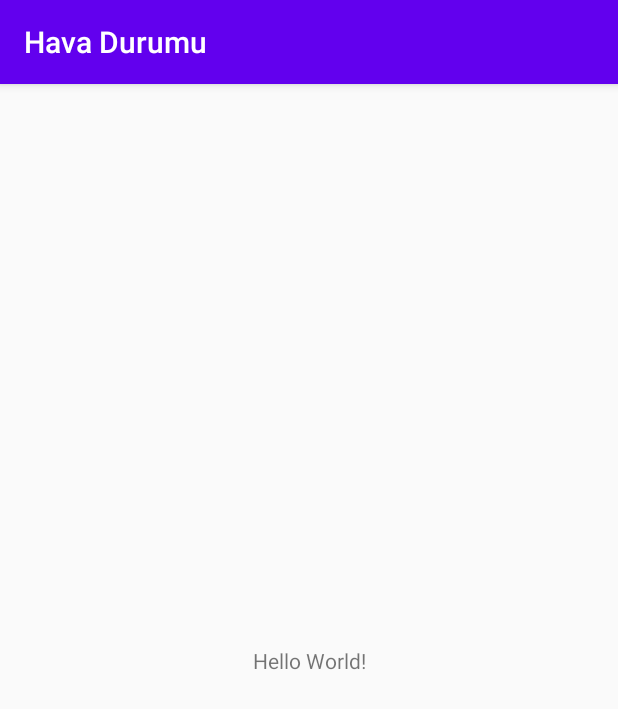
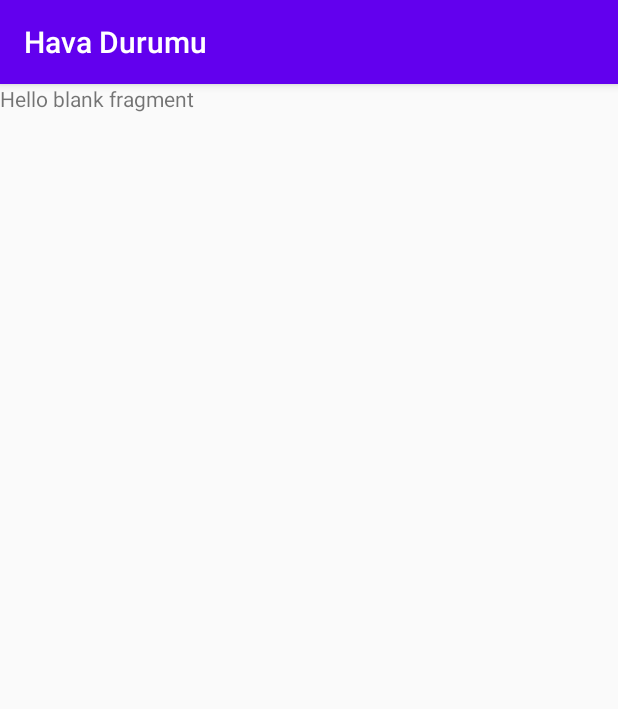
Before and after one commit to yunusbedir/HavaDurumu, an Android app: the screen it shows after launch (MainActivity), on a phone screen of 412 x 824 dp. Shown: the top 709 px of the screen. Run offline under Robolectric (Android 15) with nearby library versions, the phone set to English and light mode, and no system bars.

Commit message:
navigation Components eklendi

```diff
--- a/app/build.gradle
+++ b/app/build.gradle
@@ -1,6 +1,7 @@
 apply plugin: 'com.android.application'
 apply plugin: 'kotlin-android'
 apply plugin: 'kotlin-android-extensions'
+apply plugin: "androidx.navigation.safeargs.kotlin"
 apply plugin: 'kotlin-kapt'
 android {
     compileSdkVersion 29
@@ -26,6 +27,7 @@ android {
 }
 
 dependencies {
+
     implementation fileTree(dir: 'libs', include: ['*.jar'])
     implementation "org.jetbrains.kotlin:kotlin-stdlib-jdk7:$kotlin_version"
     implementation 'androidx.appcompat:appcompat:1.1.0'
@@ -36,5 +38,7 @@ dependencies {
     androidTestImplementation 'androidx.test.ext:junit:1.1.1'
     androidTestImplementation 'androidx.test.espresso:espresso-core:3.2.0'
 
-
+    //Navigation Components
+    implementation "androidx.navigation:navigation-fragment-ktx:$nav_version"
+    implementation "androidx.navigation:navigation-ui-ktx:$nav_version"
 }
--- a/app/src/main/AndroidManifest.xml
+++ b/app/src/main/AndroidManifest.xml
@@ -10,7 +10,6 @@
         android:roundIcon="@mipmap/ic_launcher_round"
         android:supportsRtl="true"
         android:theme="@style/AppTheme"
-        android:fullBackupContent=""
         tools:ignore="AllowBackup">
         <activity android:name=".view.MainActivity">
             <intent-filter>
--- a/app/src/main/res/layout/activity_main.xml
+++ b/app/src/main/res/layout/activity_main.xml
@@ -6,13 +6,16 @@
     android:layout_height="match_parent"
     tools:context=".view.MainActivity">
 
-    <TextView
-        android:layout_width="wrap_content"
-        android:layout_height="wrap_content"
-        android:text="Hello World!"
+    <fragment
+        android:id="@+id/fragment"
+        android:name="androidx.navigation.fragment.NavHostFragment"
+        android:layout_width="0dp"
+        android:layout_height="0dp"
+        app:defaultNavHost="true"
         app:layout_constraintBottom_toBottomOf="parent"
-        app:layout_constraintLeft_toLeftOf="parent"
-        app:layout_constraintRight_toRightOf="parent"
-        app:layout_constraintTop_toTopOf="parent" />
+        app:layout_constraintEnd_toEndOf="parent"
+        app:layout_constraintStart_toStartOf="parent"
+        app:layout_constraintTop_toTopOf="parent"
+        app:navGraph="@navigation/nav_graph" />
 
 </androidx.constraintlayout.widget.ConstraintLayout>
--- /dev/null
+++ b/app/src/main/res/navigation/nav_graph.xml
@@ -0,0 +1,30 @@
+<?xml version="1.0" encoding="utf-8"?>
+<navigation xmlns:android="http://schemas.android.com/apk/res/android"
+    xmlns:app="http://schemas.android.com/apk/res-auto"
+    xmlns:tools="http://schemas.android.com/tools"
+    android:id="@+id/nav_graph"
+    app:startDestination="@id/currentFragment">
+
+    <fragment
+        android:id="@+id/currentFragment"
+        android:name="com.yunusbedir.havadurumu.view.CurrentFragment"
+        android:label="fragment_current"
+        tools:layout="@layout/fragment_current" >
+        <action
+            android:id="@+id/action_currentFragment_to_dailyFragment"
+            app:destination="@id/dailyFragment" />
+        <action
+            android:id="@+id/action_currentFragment_to_hourlyFragment"
+            app:destination="@id/hourlyFragment" />
+    </fragment>
+    <fragment
+        android:id="@+id/dailyFragment"
+        android:name="com.yunusbedir.havadurumu.view.DailyFragment"
+        android:label="fragment_daily"
+        tools:layout="@layout/fragment_daily" />
+    <fragment
+        android:id="@+id/hourlyFragment"
+        android:name="com.yunusbedir.havadurumu.view.HourlyFragment"
+        android:label="fragment_hourly"
+        tools:layout="@layout/fragment_hourly" />
+</navigation>
--- a/build.gradle
+++ b/build.gradle
@@ -2,6 +2,7 @@
 
 buildscript {
     ext.kotlin_version = '1.3.72'
+    ext.nav_version = "2.3.0-alpha06"
     repositories {
         google()
         jcenter()
@@ -13,6 +14,7 @@ buildscript {
 
         // NOTE: Do not place your application dependencies here; they belong
         // in the individual module build.gradle files
+        classpath "androidx.navigation:navigation-safe-args-gradle-plugin:$nav_version"
     }
 }
 
```
